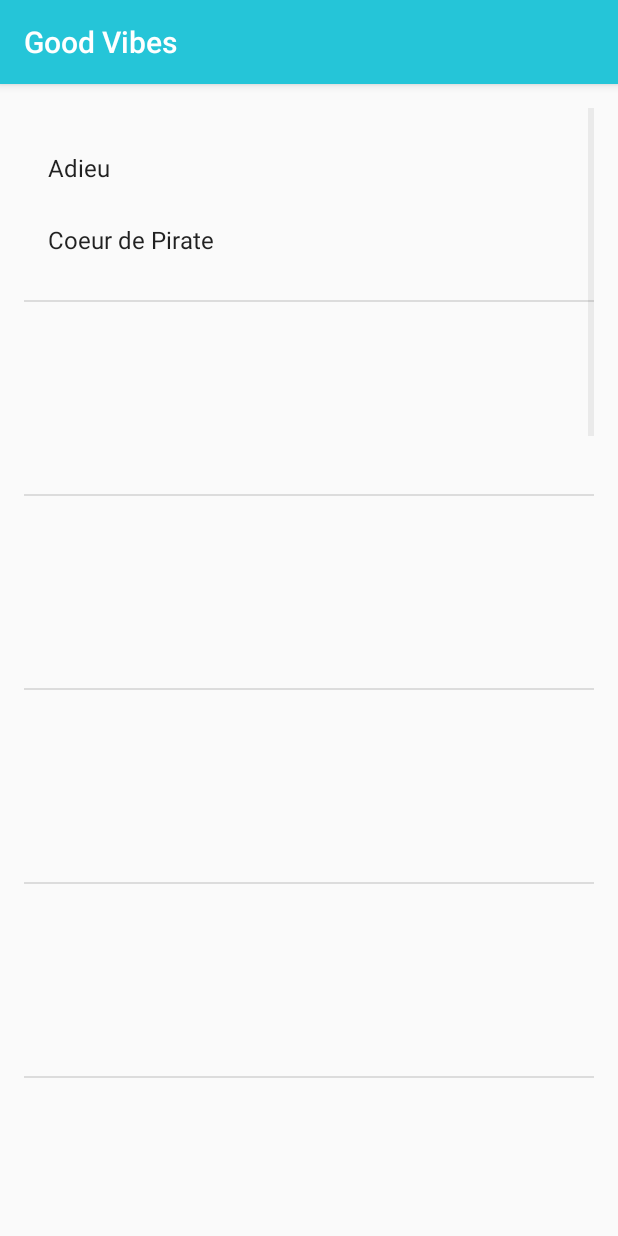
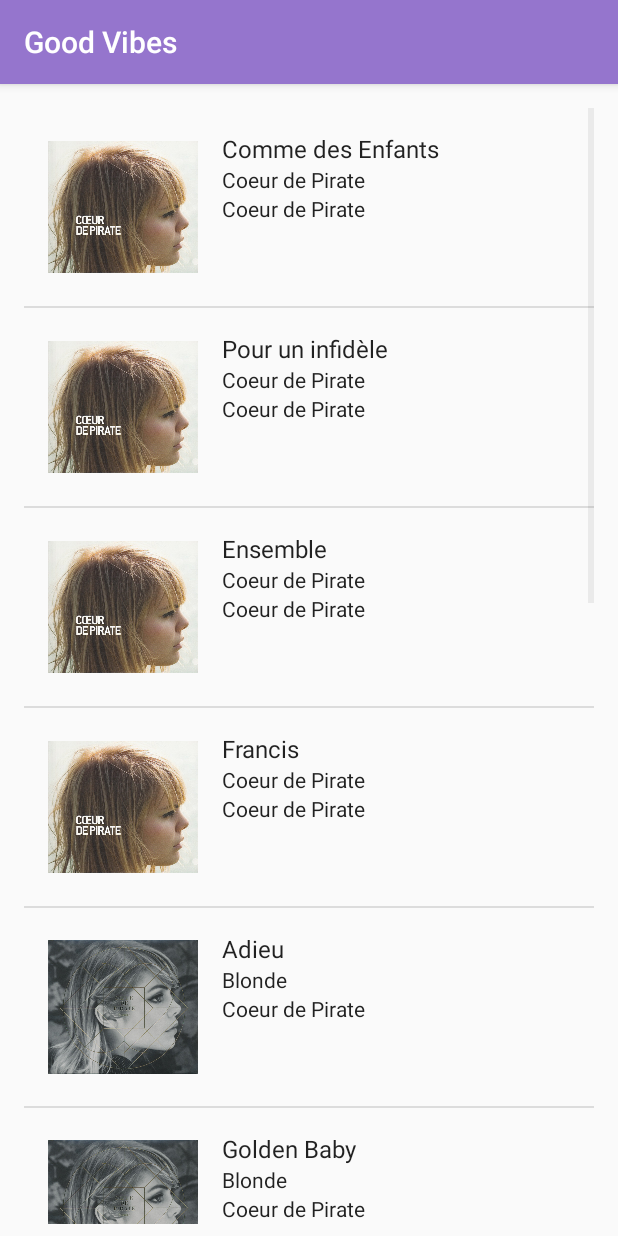
Before and after one commit to kingdomseed/GoodVibes, an Android app: the LibraryActivity screen opened directly, with no data from a screen before it, on a phone screen of 412 x 824 dp. Run offline under Robolectric (Android 15) with nearby library versions, the phone set to English and light mode, and no system bars.

Commit message:
ListView is complete and now I've started working on passing data back to Play. I've got a toast working in an OnItemClickListener so progress!

```diff
--- a/app/src/main/java/com/holtnet/goodvibes/LibraryActivity.java
+++ b/app/src/main/java/com/holtnet/goodvibes/LibraryActivity.java
@@ -2,44 +2,50 @@ package com.holtnet.goodvibes;
 
 import android.support.v7.app.AppCompatActivity;
 import android.os.Bundle;
+import android.view.View;
+import android.widget.AdapterView;
 import android.widget.ListView;
+import android.widget.Toast;
 
 import java.util.ArrayList;
 
 public class LibraryActivity extends AppCompatActivity {
+
+    private ArrayList<Song> songs = new ArrayList<>();
 
     @Override
     protected void onCreate(Bundle savedInstanceState) {
         super.onCreate(savedInstanceState);
         setContentView(R.layout.list_activity);
 
-        ArrayList<Song> songs = new ArrayList<>();
 
-        songs.add(new Song("Adieu","Coeur de Pirate","Coeur de Pirate", R.drawable.album1));
-        songs.add(new Song("","","", R.drawable.album1));
-        songs.add(new Song("","","", R.drawable.album1));
-        songs.add(new Song("","","", R.drawable.album1));
-        songs.add(new Song("","","", R.drawable.album1));
-        songs.add(new Song("","","", R.drawable.album1));
-        songs.add(new Song("","","", R.drawable.album1));
-        songs.add(new Song("","","", R.drawable.album1));
-        songs.add(new Song("","","", R.drawable.album1));
-        songs.add(new Song("","","", R.drawable.album1));
-        songs.add(new Song("","","", R.drawable.album1));
-        songs.add(new Song("","","", R.drawable.album1));
-        songs.add(new Song("","","", R.drawable.album1));
-        songs.add(new Song("","","", R.drawable.album1));
-        songs.add(new Song("","","", R.drawable.album1));
-        songs.add(new Song("","","", R.drawable.album1));
-        songs.add(new Song("","","", R.drawable.album1));
-        songs.add(new Song("","","", R.drawable.album1));
-        songs.add(new Song("","","", R.drawable.album1));
-        songs.add(new Song("Adieu","Coeur de Pirate","Coeur de Pirate", R.drawable.album1));
+
+        songs.add(new Song("Comme des Enfants","Coeur de Pirate","Coeur de Pirate", R.drawable.album1));
+        songs.add(new Song("Pour un infidèle","Coeur de Pirate","Coeur de Pirate", R.drawable.album1));
+        songs.add(new Song("Ensemble","Coeur de Pirate","Coeur de Pirate", R.drawable.album1));
+        songs.add(new Song("Francis","Coeur de Pirate","Coeur de Pirate", R.drawable.album1));
+        songs.add(new Song("Adieu","Blonde","Coeur de Pirate", R.drawable.album2));
+        songs.add(new Song("Golden Baby","Blonde","Coeur de Pirate", R.drawable.album2));
+        songs.add(new Song("Place de la République","Blonde","Coeur de Pirate", R.drawable.album2));
+        songs.add(new Song("Crier tout bas","Roses","Coeur de Pirate", R.drawable.album3));
+        songs.add(new Song("Drapeau Blanc","Roses","Coeur de Pirate", R.drawable.album3));
+        songs.add(new Song("Oublie-moi","Roses","Coeur de Pirate", R.drawable.album3));
+        songs.add(new Song("Prémonition","En cas de tempête, ce jardin sera fermé","Coeur de Pirate", R.drawable.album4));
+        songs.add(new Song("Somnambule","En cas de tempête, ce jardin sera fermé","Coeur de Pirate", R.drawable.album4));
+        songs.add(new Song("Dans la nuit","En cas de tempête, ce jardin sera fermé","Coeur de Pirate", R.drawable.album4));
 
         SongAdapter songAdapter = new SongAdapter(this, songs);
 
         ListView listView = findViewById(R.id.list);
         listView.setAdapter(songAdapter);
 
+        listView.setOnItemClickListener(new AdapterView.OnItemClickListener() {
+            @Override
+            public void onItemClick(AdapterView<?> parent, View view, int position, long id) {
+                Toast.makeText(LibraryActivity.this, songs.get(position).toString(), Toast.LENGTH_SHORT).show();
+
+            }
+        });
+
     }
 }
--- a/app/src/main/java/com/holtnet/goodvibes/SongAdapter.java
+++ b/app/src/main/java/com/holtnet/goodvibes/SongAdapter.java
@@ -8,6 +8,7 @@ import android.view.LayoutInflater;
 import android.view.View;
 import android.view.ViewGroup;
 import android.widget.ArrayAdapter;
+import android.widget.ImageView;
 import android.widget.TextView;
 
 import java.util.List;
@@ -38,6 +39,13 @@ public class SongAdapter extends ArrayAdapter {
         TextView albumNameTextView = listItemView.findViewById(R.id.AlbumName);
         albumNameTextView.setText(currentSong.getmAlbumName());
 
+        TextView artistNameTextView = listItemView.findViewById(R.id.ArtistName);
+        artistNameTextView.setText(currentSong.getmArtistName());
+
+        ImageView albumArtImageView = listItemView.findViewById(R.id.AlbumArt);
+        albumArtImageView.setImageResource(currentSong.getmAlbumArt());
+
+
         return listItemView;
     }
 
--- a/app/src/main/res/layout/activity_play.xml
+++ b/app/src/main/res/layout/activity_play.xml
@@ -70,7 +70,7 @@
             android:layout_width="match_parent"
             android:layout_height="match_parent"
             android:layout_weight="1"
-            android:background="@color/secondaryDarkColor"
+            android:background="@color/colorPrimaryDark"
             android:paddingBottom="32dp"
             android:paddingTop="32dp"
             android:text="Library"
@@ -82,7 +82,7 @@
             android:layout_width="match_parent"
             android:layout_height="match_parent"
             android:layout_weight="1"
-            android:background="@color/secondaryColor"
+            android:background="@color/colorPrimary"
             android:paddingBottom="32dp"
             android:paddingTop="32dp"
             android:text="Now Playing"
@@ -94,7 +94,7 @@
             android:layout_width="match_parent"
             android:layout_height="match_parent"
             android:layout_weight="1"
-            android:background="@color/secondaryDarkColor"
+            android:background="@color/colorPrimaryDark"
             android:paddingBottom="32dp"
             android:paddingTop="32dp"
             android:text="Discover"
--- a/app/src/main/res/layout/library_layout.xml
+++ b/app/src/main/res/layout/library_layout.xml
@@ -1,10 +1,23 @@
 <?xml version="1.0" encoding="utf-8"?>
 <LinearLayout xmlns:android="http://schemas.android.com/apk/res/android"
     xmlns:tools="http://schemas.android.com/tools"
-    android:orientation="vertical"
     android:layout_width="match_parent"
     android:layout_height="match_parent"
+    android:orientation="horizontal"
     android:padding="16dp">
+
+    <ImageView
+        android:id="@+id/AlbumArt"
+        android:layout_width="100dp"
+        android:layout_height="100dp"
+        android:layout_marginRight="16dp"
+        android:scaleType="centerInside"
+        tools:src="@drawable/album2"/>
+
+    <RelativeLayout
+        android:layout_width="wrap_content"
+        android:layout_height="wrap_content"
+        android:id="@+id/SongTextView">
 
         <TextView xmlns:android="http://schemas.android.com/apk/res/android"
             android:id="@+id/SongName"
@@ -13,15 +26,30 @@
             android:textAppearance="?android:attr/textAppearanceListItemSmall"
             android:gravity="center_vertical"
             tools:text="Test"
-        android:minHeight="?android:attr/listPreferredItemHeightSmall" />
+            android:minHeight="16dp" />
 
         <TextView xmlns:android="http://schemas.android.com/apk/res/android"
             android:id="@+id/AlbumName"
             android:layout_width="match_parent"
             android:layout_height="wrap_content"
-        android:textAppearance="?android:attr/textAppearanceListItemSmall"
+            android:textAppearance="?android:attr/textAppearanceListItemSecondary"
             android:gravity="center_vertical"
             tools:text="Test"
-        android:minHeight="?android:attr/listPreferredItemHeightSmall" />
+            android:layout_below="@id/SongName"
+            android:minHeight="8dp" />
+
+        <TextView xmlns:android="http://schemas.android.com/apk/res/android"
+            android:id="@+id/ArtistName"
+            android:layout_width="match_parent"
+            android:layout_height="wrap_content"
+            android:textAppearance="?android:attr/textAppearanceListItemSecondary"
+            android:gravity="center_vertical"
+            android:layout_below="@id/AlbumName"
+            tools:text="Test"
+            android:minHeight="8dp" />
+    </RelativeLayout>
+
+
+
 
 </LinearLayout>
--- a/app/src/main/res/layout/list_activity.xml
+++ b/app/src/main/res/layout/list_activity.xml
@@ -5,7 +5,7 @@
     android:orientation="vertical"
     android:layout_width="match_parent"
     android:layout_height="match_parent"
-    android:paddingBottom="16dp"
+    android:paddingBottom="8dp"
     android:paddingLeft="16dp"
     android:paddingRight="16dp"
     android:paddingTop="16dp"
--- a/app/src/main/res/values/colors.xml
+++ b/app/src/main/res/values/colors.xml
@@ -1,11 +1,11 @@
 <!--?xml version="1.0" encoding="UTF-8"?-->
 <resources>
-  <color name="colorPrimary">#25c5d8</color>
-  <color name="colorAccent">#6ef8ff</color>
-  <color name="colorPrimaryDark">#0094a7</color>
-  <color name="secondaryColor">#9575cd</color>
-  <color name="secondaryLightColor">#c7a4ff</color>
-  <color name="secondaryDarkColor">#65499c</color>
+  <color name="colorSecondary">#25c5d8</color>
+  <color name="colorSecondaryAccent">#6ef8ff</color>
+  <color name="colorSecondaryDark">#0094a7</color>
+  <color name="colorPrimary">#9575cd</color>
+  <color name="colorAccent">#c7a4ff</color>
+  <color name="colorPrimaryDark">#65499c</color>
   <color name="primaryTextColor">#000000</color>
   <color name="secondaryTextColor">#ffffff</color>
 </resources>
--- a/build.gradle
+++ b/build.gradle
@@ -7,7 +7,7 @@ buildscript {
         jcenter()
     }
     dependencies {
-        classpath 'com.android.tools.build:gradle:3.1.2'
+        classpath 'com.android.tools.build:gradle:3.1.3'
 
 
         // NOTE: Do not place your application dependencies here; they belong
```
Lines whose indentation alone changed are shown as unchanged.
